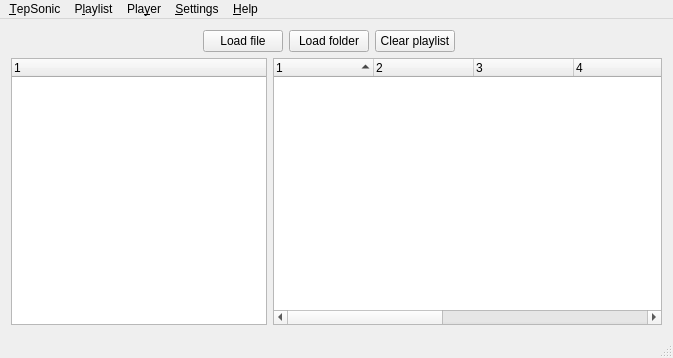
This is mainwindow.ui in danvratil/TepSonic as Qt 5 draws it before an edit. The edited form follows.
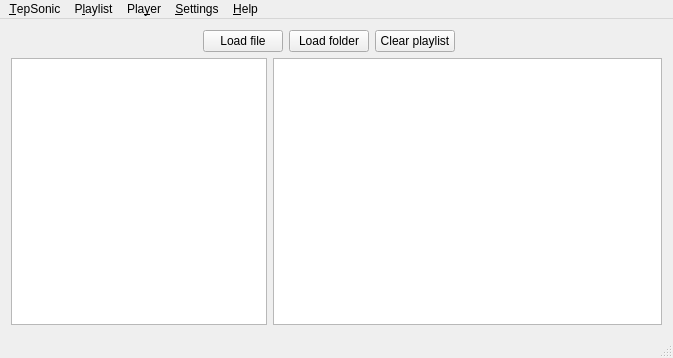
This is the edited form. Icons and pictures are not drawn. Custom widgets are drawn as their Qt base class.

Commit message: Initial implementation of PlaylistBrowser and CollecionBrowser, initial implementation of PlaylistModel

Patch:
```diff
--- a/mainwindow.ui
+++ b/mainwindow.ui
@@ -231,86 +231,17 @@
     <item>
      <layout class="QHBoxLayout" name="horizontalLayout">
       <item>
-       <widget class="CollectionBrowser" name="treeWidget">
+       <widget class="CollectionBrowser" name="collectionBrowser">
         <property name="sizePolicy">
          <sizepolicy hsizetype="Fixed" vsizetype="Expanding">
           <horstretch>0</horstretch>
           <verstretch>0</verstretch>
          </sizepolicy>
         </property>
-        <column>
-         <property name="text">
-          <string notr="true">1</string>
-         </property>
-        </column>
        </widget>
       </item>
       <item>
-       <widget class="PlaylistBrowser" name="playlistBrowser">
-        <property name="sizePolicy">
-         <sizepolicy hsizetype="Expanding" vsizetype="Expanding">
-          <horstretch>0</horstretch>
-          <verstretch>0</verstretch>
-         </sizepolicy>
-        </property>
-        <property name="sortingEnabled">
-         <bool>true</bool>
-        </property>
-        <property name="animated">
-         <bool>true</bool>
-        </property>
-        <property name="allColumnsShowFocus">
-         <bool>true</bool>
-        </property>
-        <property name="columnCount">
-         <number>9</number>
-        </property>
-        <column>
-         <property name="text">
-          <string notr="true">1</string>
-         </property>
-        </column>
-        <column>
-         <property name="text">
-          <string notr="true">2</string>
-         </property>
-        </column>
-        <column>
-         <property name="text">
-          <string notr="true">3</string>
-         </property>
-        </column>
-        <column>
-         <property name="text">
-          <string notr="true">4</string>
-         </property>
-        </column>
-        <column>
-         <property name="text">
-          <string notr="true">5</string>
-         </property>
-        </column>
-        <column>
-         <property name="text">
-          <string notr="true">6</string>
-         </property>
-        </column>
-        <column>
-         <property name="text">
-          <string notr="true">7</string>
-         </property>
-        </column>
-        <column>
-         <property name="text">
-          <string notr="true">8</string>
-         </property>
-        </column>
-        <column>
-         <property name="text">
-          <string notr="true">9</string>
-         </property>
-        </column>
-       </widget>
+       <widget class="PlaylistBrowser" name="playlistBrowser"/>
       </item>
      </layout>
     </item>
@@ -605,12 +536,12 @@
  <customwidgets>
   <customwidget>
    <class>PlaylistBrowser</class>
-   <extends>QTreeWidget</extends>
+   <extends>QTreeView</extends>
    <header location="global">playlistbrowser.h</header>
   </customwidget>
   <customwidget>
    <class>CollectionBrowser</class>
-   <extends>QTreeWidget</extends>
+   <extends>QTreeView</extends>
    <header location="global">collectionbrowser.h</header>
   </customwidget>
  </customwidgets>
```
Left out of the diff: 158 changed lines with no effect on the pictures. The commit also changes 12 other files.
